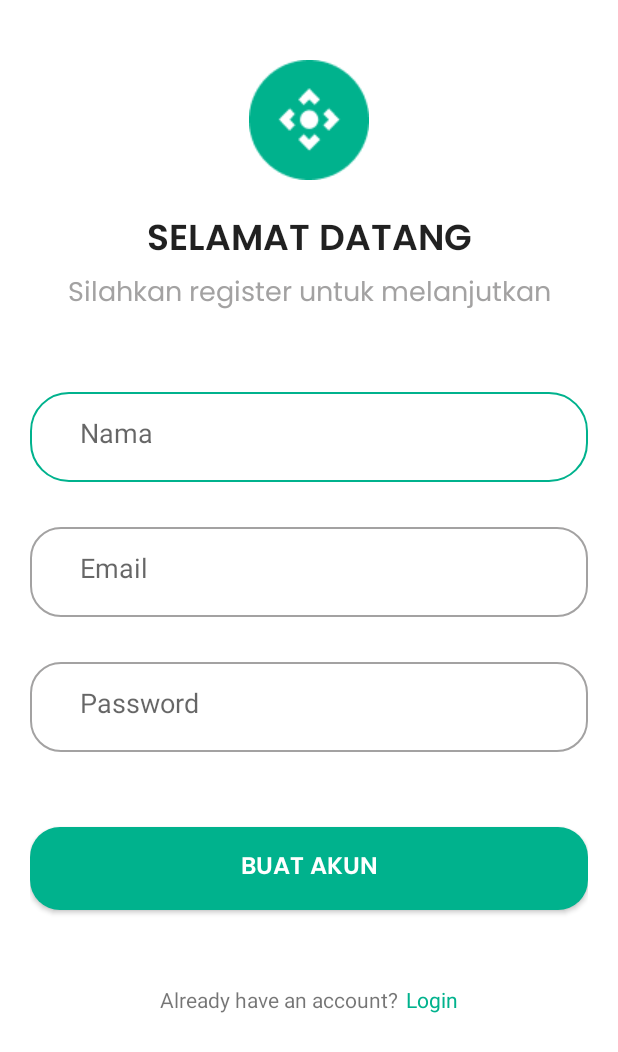
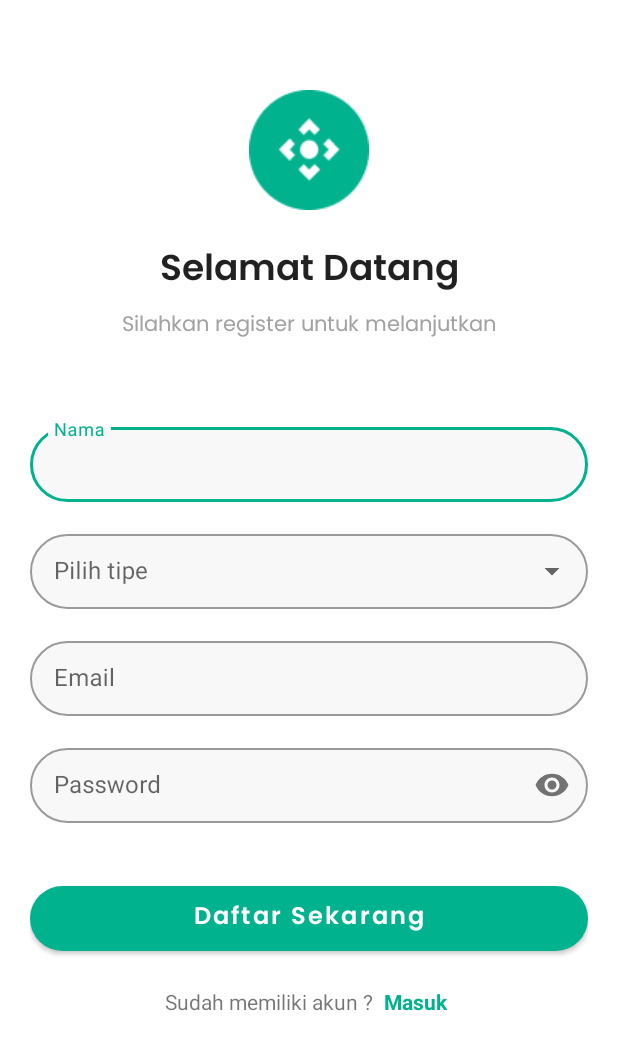
Before and after one commit to womenincode/CapstoneSIBDicoding-097-Fotokui, an Android app: the RegisterActivity screen opened directly, with no data from a screen before it, on a phone screen of 412 x 824 dp. Shown: the top 1052 px of the screen. Run offline under Robolectric (Android 15) with nearby library versions, the phone set to English and light mode, and no system bars; our stand-ins replace Dagger/Hilt's generated code, Firebase (no records; nobody signed in at launch, a user with empty details on screens opened directly).

Commit message:
Update login & register form

```diff
--- a/app/src/main/res/layout/activity_detail_photographer.xml
+++ b/app/src/main/res/layout/activity_detail_photographer.xml
@@ -176,7 +176,7 @@
             style="@style/Widget.FotoKui.Button"
             android:id="@+id/btn_message_photographer"
             android:layout_width="match_parent"
-            android:layout_height="wrap_content"
+            android:layout_height="55dp"
             android:layout_marginHorizontal="16dp"
             android:layout_marginBottom="16dp"
             android:text="@string/chat_now"
--- a/app/src/main/res/layout/activity_register.xml
+++ b/app/src/main/res/layout/activity_register.xml
@@ -1,21 +1,26 @@
 <?xml version="1.0" encoding="utf-8"?>
-<androidx.constraintlayout.widget.ConstraintLayout xmlns:android="http://schemas.android.com/apk/res/android"
+<androidx.core.widget.NestedScrollView xmlns:android="http://schemas.android.com/apk/res/android"
     xmlns:app="http://schemas.android.com/apk/res-auto"
     xmlns:tools="http://schemas.android.com/tools"
     android:layout_width="match_parent"
     android:layout_height="match_parent"
-    android:paddingHorizontal="20dp"
     tools:context=".ui.RegisterActivity">
+
+    <androidx.constraintlayout.widget.ConstraintLayout
+        android:layout_width="match_parent"
+        android:layout_height="wrap_content"
+        android:paddingHorizontal="20dp">
 
         <ImageView
             android:id="@+id/iv_logo"
             android:layout_width="wrap_content"
             android:layout_height="wrap_content"
             android:src="@drawable/logo"
-        android:layout_marginTop="40dp"
+            android:layout_marginTop="60dp"
             app:layout_constraintEnd_toEndOf="parent"
             app:layout_constraintStart_toStartOf="parent"
-        app:layout_constraintTop_toTopOf="parent" />
+            app:layout_constraintTop_toTopOf="parent"
+            android:contentDescription="@string/logo_fotokui" />
 
         <TextView
             android:id="@+id/tv_title"
@@ -23,7 +28,7 @@
             android:layout_width="match_parent"
             android:layout_height="wrap_content"
             android:layout_marginTop="20dp"
-        android:text="SELAMAT DATANG"
+            android:text="@string/welcome_message"
             android:textAlignment="center"
             app:layout_constraintEnd_toEndOf="parent"
             app:layout_constraintStart_toStartOf="parent"
@@ -32,42 +37,90 @@
         <TextView
             android:id="@+id/iv_subtitle"
             style="@style/customSubtitle"
-        android:textColor="@color/gray"
             android:layout_width="match_parent"
             android:layout_height="wrap_content"
-        android:textSize="18sp"
-        android:text="Silahkan register untuk melanjutkan"
+            android:layout_marginTop="4dp"
+            android:text="@string/register_description"
             android:textAlignment="center"
+            android:textColor="@color/gray"
+            android:textSize="14sp"
+            app:layout_constraintEnd_toEndOf="@+id/tv_title"
+            app:layout_constraintStart_toStartOf="@+id/tv_title"
+            app:layout_constraintTop_toBottomOf="@+id/tv_title" />
+
+        <com.google.android.material.textfield.TextInputLayout
+            style="@style/Widget.FotoKui.TextInputLayout.OutlinedBox"
+            android:id="@+id/til_name"
+            android:layout_width="match_parent"
+            android:layout_height="55dp"
+            android:layout_marginTop="50dp"
+            android:hint="@string/name"
+            android:inputType="textEmailAddress"
             app:layout_constraintEnd_toEndOf="parent"
             app:layout_constraintStart_toStartOf="parent"
-        app:layout_constraintTop_toBottomOf="@+id/tv_title" />
+            app:layout_constraintTop_toBottomOf="@id/iv_subtitle">
 
-    <com.capstone.fotokui.custom_view.CustomEditText
-        android:id="@+id/edt_name"
+            <com.google.android.material.textfield.TextInputEditText
+                android:id="@+id/tiet_name"
                 android:layout_width="match_parent"
-        android:layout_height="60dp"
-        android:layout_marginTop="50dp"
-        android:inputType="textEmailAddress"
-        android:hint="Nama"
-        app:layout_constraintTop_toBottomOf="@id/iv_subtitle" />
+                android:layout_height="wrap_content"
+                android:inputType="textPersonName"/>
+        </com.google.android.material.textfield.TextInputLayout>
 
-    <com.capstone.fotokui.custom_view.CustomEditText
-        android:id="@+id/edt_email"
+        <com.google.android.material.textfield.TextInputLayout
+            android:id="@+id/til_role"
+            style="@style/Widget.FotoKui.TextInputLayout.OutlinedBox.ExposedDropdownMenu"
             android:layout_width="match_parent"
-        android:layout_height="60dp"
-        android:layout_marginTop="30dp"
-        android:inputType="textEmailAddress"
-        android:hint="Email"
-        app:layout_constraintTop_toBottomOf="@id/edt_name" />
+            android:layout_height="55dp"
+            android:layout_marginTop="16dp"
+            android:hint="@string/choose_role"
+            app:layout_constraintEnd_toEndOf="@+id/til_name"
+            app:layout_constraintStart_toStartOf="@+id/til_name"
+            app:layout_constraintTop_toBottomOf="@id/til_name">
 
-    <com.capstone.fotokui.custom_view.CustomEditText
-        android:id="@+id/edt_password"
+            <com.google.android.material.textfield.MaterialAutoCompleteTextView
+                android:id="@+id/actv_role"
                 android:layout_width="match_parent"
-        android:layout_height="60dp"
-        android:layout_marginTop="30dp"
-        android:inputType="textPassword"
-        android:hint="Password"
-        app:layout_constraintTop_toBottomOf="@id/edt_email" />
+                android:layout_height="wrap_content"
+                android:inputType="none"/>
+        </com.google.android.material.textfield.TextInputLayout>
+
+        <com.google.android.material.textfield.TextInputLayout
+            android:id="@+id/til_email"
+            style="@style/Widget.FotoKui.TextInputLayout.OutlinedBox"
+            android:layout_width="match_parent"
+            android:layout_height="55dp"
+            android:layout_marginTop="16dp"
+            android:hint="@string/email"
+            app:layout_constraintEnd_toEndOf="@id/til_role"
+            app:layout_constraintStart_toStartOf="@id/til_role"
+            app:layout_constraintTop_toBottomOf="@id/til_role">
+
+            <com.google.android.material.textfield.TextInputEditText
+                android:id="@+id/tiet_email"
+                android:layout_width="match_parent"
+                android:layout_height="wrap_content"
+                android:inputType="textEmailAddress"/>
+        </com.google.android.material.textfield.TextInputLayout>
+
+        <com.google.android.material.textfield.TextInputLayout
+            style="@style/Widget.FotoKui.TextInputLayout.OutlinedBox"
+            android:id="@+id/til_password"
+            android:layout_width="match_parent"
+            android:layout_height="55dp"
+            android:layout_marginTop="16dp"
+            android:hint="@string/password"
+            app:passwordToggleEnabled="true"
+            app:layout_constraintEnd_toEndOf="@+id/til_email"
+            app:layout_constraintStart_toStartOf="@+id/til_email"
+            app:layout_constraintTop_toBottomOf="@id/til_email">
+
+            <com.google.android.material.textfield.TextInputEditText
+                android:id="@+id/tiet_password"
+                android:layout_width="match_parent"
+                android:layout_height="wrap_content"
+                android:inputType="textPassword"/>
+        </com.google.android.material.textfield.TextInputLayout>
 
         <ProgressBar
             android:id="@+id/progress_bar"
@@ -75,17 +128,17 @@
             android:layout_height="35dp"
             android:layout_marginTop="20dp"
             android:visibility="gone"
-        app:layout_constraintTop_toBottomOf="@+id/edt_password"
+            app:layout_constraintTop_toBottomOf="@+id/til_password"
             app:layout_constraintStart_toStartOf="parent"
             app:layout_constraintEnd_toEndOf="parent" />
 
-    <com.capstone.fotokui.custom_view.CustomFilledButton
+        <Button
+            style="@style/Widget.FotoKui.Button"
             android:id="@+id/btn_register"
             android:layout_width="match_parent"
             android:layout_height="55dp"
-        android:layout_marginTop="50dp"
-        style="@style/customTitle"
-        android:text="Buat Akun"
+            android:layout_marginTop="36dp"
+            android:text="@string/register_now"
             android:textSize="16sp"
             app:layout_constraintTop_toBottomOf="@id/progress_bar" />
 
@@ -93,7 +146,7 @@
             android:id="@+id/footer"
             android:layout_width="match_parent"
             android:layout_height="wrap_content"
-        android:layout_marginTop="50dp"
+            android:layout_marginTop="14dp"
             android:gravity="center"
             app:layout_constraintTop_toBottomOf="@+id/btn_register"
             android:orientation="horizontal">
@@ -101,17 +154,22 @@
             <TextView
                 android:layout_width="wrap_content"
                 android:layout_height="wrap_content"
-            android:text="Already have an account?"
+                android:text="@string/already_have_account"
                 android:layout_marginEnd="5dp"/>
 
             <TextView
                 android:id="@+id/btn_login"
                 android:layout_width="wrap_content"
                 android:layout_height="wrap_content"
-            android:text="Login"
+                android:layout_marginStart="-2dp"
+                android:textStyle="bold"
+                android:padding="4dp"
+                android:text="@string/login"
                 android:clickable="true"
-            android:textColor="@color/primary" />
-
+                android:textColor="@color/primary"
+                android:focusable="true" />
         </LinearLayout>
 
     </androidx.constraintlayout.widget.ConstraintLayout>
+
+</androidx.core.widget.NestedScrollView>
--- a/app/src/main/res/values/strings.xml
+++ b/app/src/main/res/values/strings.xml
@@ -19,4 +19,17 @@
     <string name="favorite">Favorite</string>
     <string name="your_description">Deskripsi*</string>
     <string name="your_promotion">Promo</string>
+    <string name="name">Nama</string>
+    <string name="email">Email</string>
+    <string name="password">Password</string>
+    <string name="logo_fotokui">Logo FotoKui</string>
+    <string name="welcome_message">Selamat Datang</string>
+    <string name="register_description">Silahkan register untuk melanjutkan</string>
+    <string name="register_now">Daftar Sekarang</string>
+    <string name="choose_role">Pilih tipe</string>
+    <string name="login">Masuk</string>
+    <string name="already_have_account">Sudah memiliki akun ?</string>
+    <string name="login_description">Silahkan login untuk melanjutkan</string>
+    <string name="register">Daftar</string>
+    <string name="not_have_account">Belum memiliki akun ?</string>
 </resources>
--- a/app/src/main/res/values/styles.xml
+++ b/app/src/main/res/values/styles.xml
@@ -67,6 +67,7 @@
         <item name="android:textAppearance">@style/TextAppearance.FotoKui.Button</item>
         <item name="shapeAppearance">@style/ShapeAppearance.FotoKui.SmallComponent</item>
         <item name="android:height">43dp</item>
+        <item name="textAllCaps">false</item>
     </style>
     <style name="Widget.FotoKui.Button.OutlinedButton" parent="Widget.MaterialComponents.Button.OutlinedButton">
         <item name="android:textAppearance">@style/TextAppearance.FotoKui.Button</item>
```
Also changed, not shown: app/src/main/res/layout/activity_login.xml (+59 -30 lines). Lines whose indentation alone changed are shown as unchanged.
